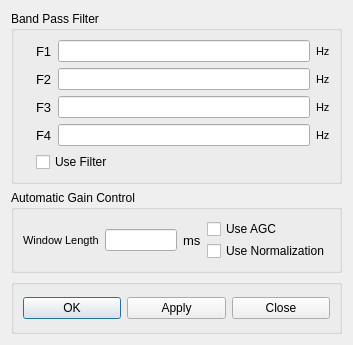
The window that SeiSeeMp/procparmdialog.ui (tuoyuangui/SeiSee) describes before a commit, drawn with Qt 5.
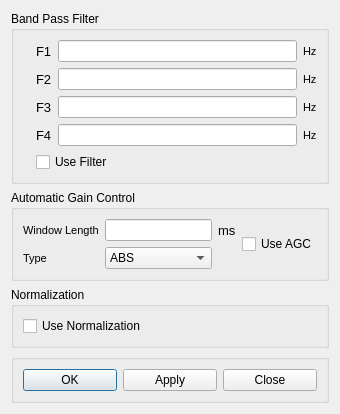
The same window after the commit. Icons and pictures are not drawn.

Diff of the .ui file:
```diff
--- a/SeiSeeMp/procparmdialog.ui
+++ b/SeiSeeMp/procparmdialog.ui
@@ -6,14 +6,14 @@
    <rect>
     <x>0</x>
     <y>0</y>
-    <width>335</width>
-    <height>345</height>
+    <width>340</width>
+    <height>414</height>
    </rect>
   </property>
   <property name="maximumSize">
    <size>
     <width>360</width>
-    <height>345</height>
+    <height>414</height>
    </size>
   </property>
   <property name="windowTitle">
@@ -22,7 +22,7 @@
   <property name="modal">
    <bool>true</bool>
   </property>
-  <layout class="QVBoxLayout" name="verticalLayout_4">
+  <layout class="QVBoxLayout" name="verticalLayout_6">
    <item>
     <widget class="QGroupBox" name="groupBox">
      <property name="title">
@@ -184,6 +184,8 @@
      </property>
      <layout class="QHBoxLayout" name="horizontalLayout_15">
       <item>
+       <layout class="QGridLayout" name="gridLayout">
+        <item row="0" column="0">
        <widget class="QLabel" name="label_10">
         <property name="font">
          <font>
@@ -195,7 +197,7 @@
         </property>
        </widget>
       </item>
-      <item>
+        <item row="0" column="1">
        <widget class="QLineEdit" name="edAgcw">
         <property name="minimumSize">
          <size>
@@ -205,7 +207,7 @@
         </property>
        </widget>
       </item>
-      <item>
+        <item row="0" column="2">
        <widget class="QLabel" name="label_11">
         <property name="font">
          <font>
@@ -217,6 +219,37 @@
         </property>
        </widget>
       </item>
+        <item row="1" column="0">
+         <widget class="QLabel" name="label_12">
+          <property name="font">
+           <font>
+            <pointsize>8</pointsize>
+           </font>
+          </property>
+          <property name="text">
+           <string>Type</string>
+          </property>
+         </widget>
+        </item>
+        <item row="1" column="1">
+         <widget class="QComboBox" name="cbAgcType">
+          <property name="editable">
+           <bool>false</bool>
+          </property>
+          <item>
+           <property name="text">
+            <string>ABS</string>
+           </property>
+          </item>
+          <item>
+           <property name="text">
+            <string>RMS</string>
+           </property>
+          </item>
+         </widget>
+        </item>
+       </layout>
+      </item>
       <item>
        <layout class="QVBoxLayout" name="verticalLayout">
         <property name="spacing">
@@ -229,6 +262,22 @@
           </property>
          </widget>
         </item>
+       </layout>
+      </item>
+     </layout>
+    </widget>
+   </item>
+   <item>
+    <widget class="QGroupBox" name="groupBox_4">
+     <property name="title">
+      <string>Normalization</string>
+     </property>
+     <layout class="QHBoxLayout" name="horizontalLayout_16">
+      <item>
+       <layout class="QVBoxLayout" name="verticalLayout_4">
+        <property name="spacing">
+         <number>2</number>
+        </property>
         <item>
          <widget class="QCheckBox" name="ckNorm">
           <property name="text">
@@ -239,7 +288,7 @@
        </layout>
       </item>
       <item>
-       <spacer name="horizontalSpacer">
+       <spacer name="horizontalSpacer_2">
         <property name="orientation">
          <enum>Qt::Horizontal</enum>
         </property>
```
Left out of the diff: 2 changed lines with no effect on the pictures. Lines whose indentation alone changed are shown as unchanged.
